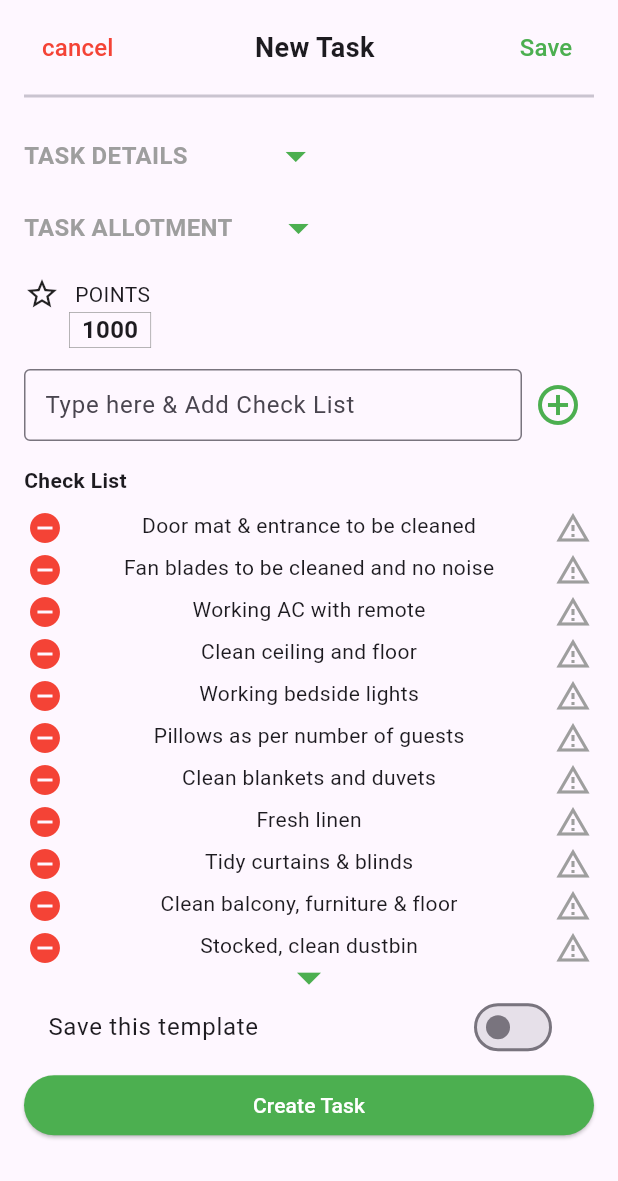
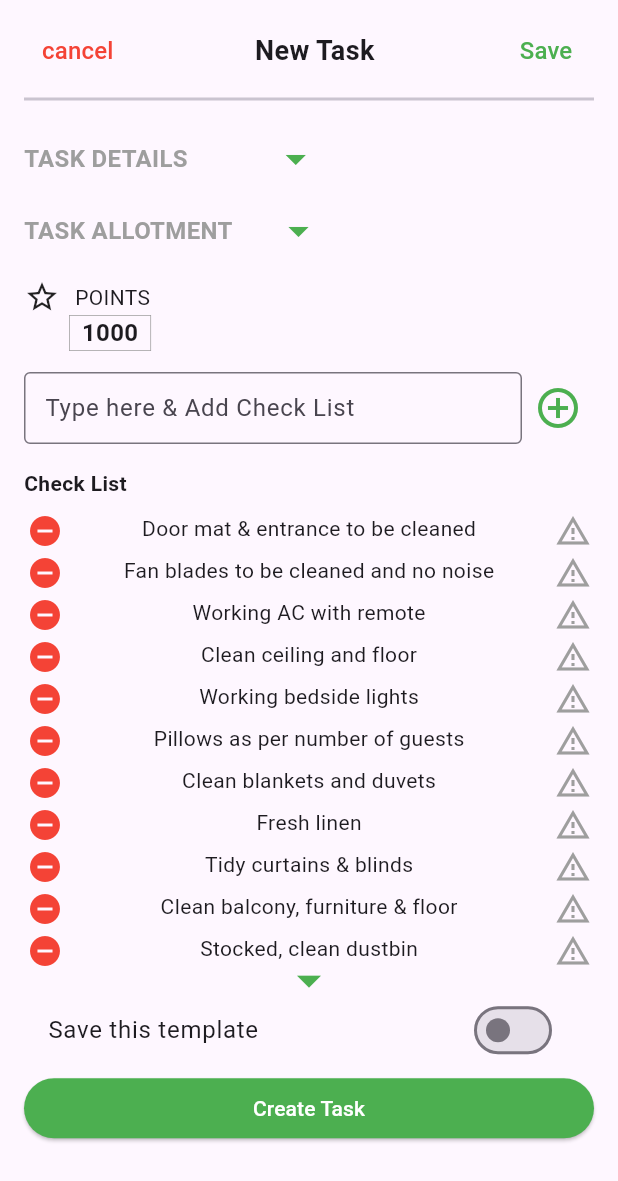
Before and after one commit to naidu199/OSHM_internshala, a Flutter app: the NewTaskScreen widget shown alone on an empty page, opened directly, on a phone screen of 412 x 824 dp. Shown: the top 1181 px of the screen. Run offline on Flutter 3.47's test engine with Material 3 defaults, Android fonts, the phone set to English and light mode, and no system bars; our stand-ins replace table_calendar; missing offline and left inert: flutter_stepindicator.

Commit message:
Update new_task.dart

```diff
--- a/lib/screens/new_task.dart
+++ b/lib/screens/new_task.dart
@@ -37,7 +37,7 @@ class _NewTaskScreenState extends State<NewTaskScreen> {
   @override
   Widget build(BuildContext context) {
     return Padding(
-      padding: const EdgeInsets.symmetric(horizontal: 16.0, vertical: 8),
+      padding: const EdgeInsets.symmetric(horizontal: 16.0, vertical: 10),
       child: Column(
         crossAxisAlignment: CrossAxisAlignment.start,
         mainAxisSize: MainAxisSize.min,
```
